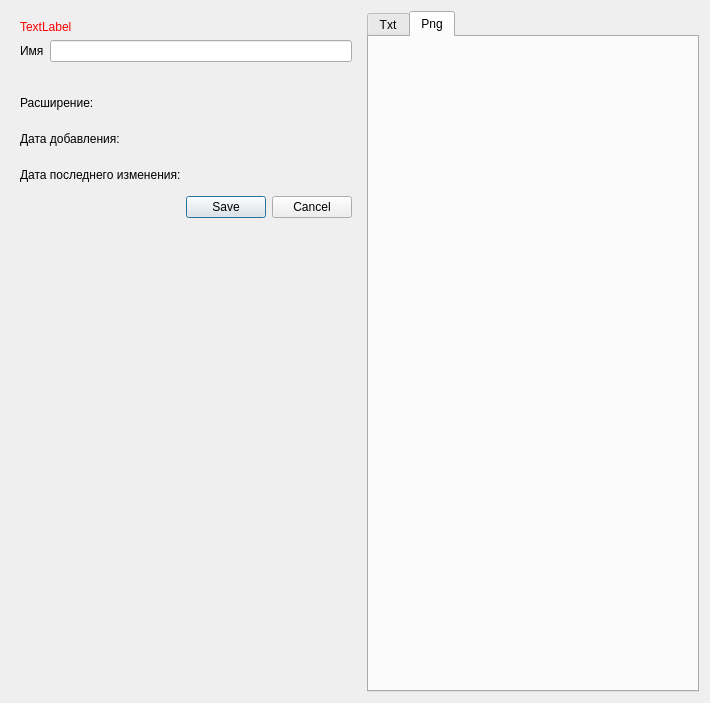
Above: interface/file/fileForm.ui from strizh78/MApp before the change. Below: the same form after it.
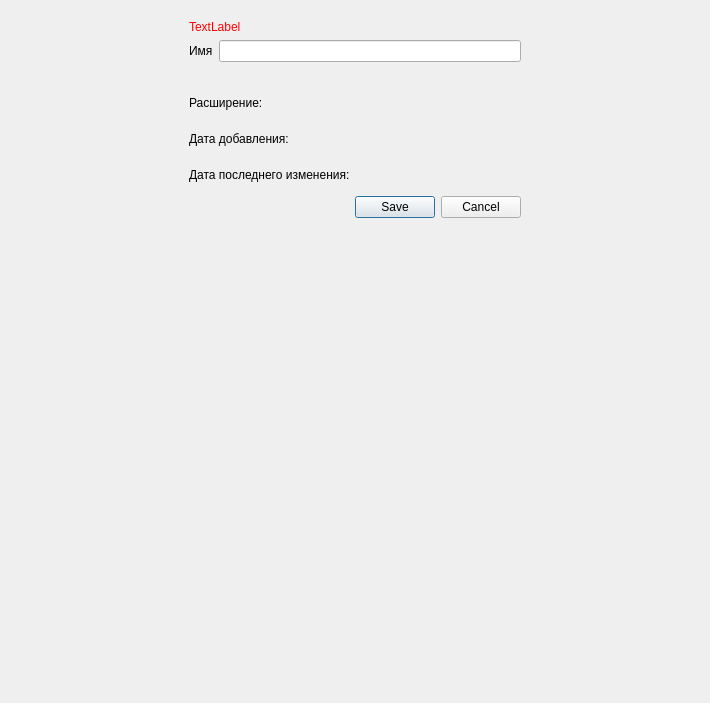
That is the form after the change. The open tabs and pages were chosen to show the change.

What changed in the file:
```diff
--- a/interface/file/fileForm.ui
+++ b/interface/file/fileForm.ui
@@ -210,6 +210,9 @@
           <property name="orientation">
            <enum>Qt::Vertical</enum>
           </property>
+          <property name="sizeType">
+           <enum>QSizePolicy::Expanding</enum>
+          </property>
           <property name="sizeHint" stdset="0">
            <size>
             <width>20</width>
@@ -221,37 +224,6 @@
        </layout>
       </widget>
      </item>
-     <item>
-      <widget class="QTabWidget" name="tabWidget">
-       <property name="currentIndex">
-        <number>0</number>
-       </property>
-       <widget class="QWidget" name="TextTab">
-        <attribute name="title">
-         <string>Txt</string>
-        </attribute>
-        <layout class="QVBoxLayout" name="verticalLayout_3">
-         <item>
-          <widget class="QTextEdit" name="textDisplay"/>
-         </item>
-        </layout>
-       </widget>
-       <widget class="QWidget" name="ImageTab">
-        <attribute name="title">
-         <string>Png</string>
-        </attribute>
-        <layout class="QVBoxLayout" name="verticalLayout_4">
-         <item>
-          <widget class="QLabel" name="pngDisplay">
-           <property name="text">
-            <string/>
-           </property>
-          </widget>
-         </item>
-        </layout>
-       </widget>
-      </widget>
-     </item>
     </layout>
    </item>
   </layout>
```
